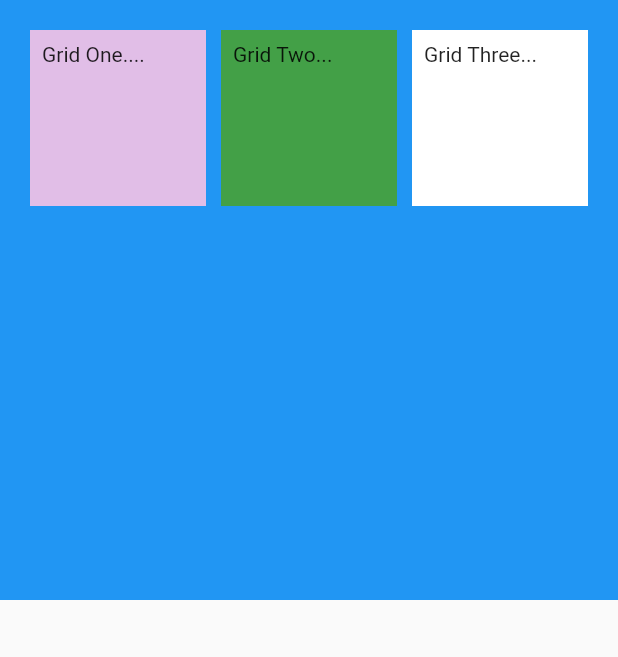
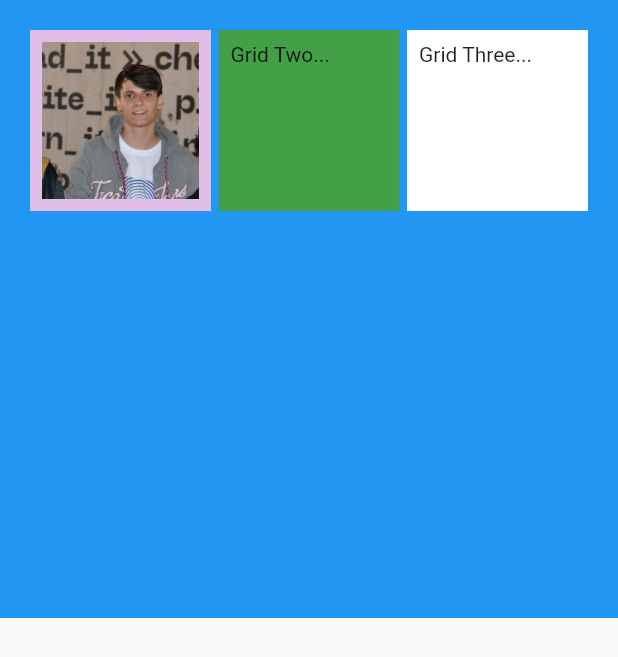
Before and after one commit to gussouzauni/portfolio-flutter-web, a Flutter app: the Portfolio widget shown alone on an empty page, opened directly, on a phone screen of 412 x 824 dp. Shown: the top 657 px of the screen. Run offline on Flutter 3.47's test engine with Material 2 defaults, Android fonts, the phone set to English and light mode, and no system bars; missing offline and left inert: dart:html; network calls fail.

Commit message:
changes layout

```diff
--- a/lib/src/pages/components/portfolio.dart
+++ b/lib/src/pages/components/portfolio.dart
@@ -1,12 +1,10 @@
 import 'package:flutter/material.dart';
-import 'package:flutter_svg/svg.dart';
-import '';
 
 class Portfolio extends StatelessWidget {
   @override
   Widget build(BuildContext context) {
     return Container(
-      height: 400,
+      height: MediaQuery.of(context).size.height / 2.0,
       width: MediaQuery.of(context).size.width,
       color: Colors.blue,
       child: CustomScrollView(
@@ -15,13 +13,15 @@ class Portfolio extends StatelessWidget {
           SliverPadding(
             padding: const EdgeInsets.all(20),
             sliver: SliverGrid.count(
-              crossAxisSpacing: 10,
-              mainAxisSpacing: 10,
+              crossAxisSpacing: 5,
+              mainAxisSpacing: 5,
               crossAxisCount: 3,
               children: <Widget>[
                 Container(
                   padding: const EdgeInsets.all(8),
-                  child: Text('Grid One....'),
+                  width: 100,
+                  height: 100,
+                  child: Image.asset('lib/src/assets/images/myphoto.png'),
                   color: Colors.purple[100],
                 ),
                 Container(
--- a/pubspec.yaml
+++ b/pubspec.yaml
@@ -23,4 +23,6 @@ flutter:
   uses-material-design: true
   assets:
     - lib/src/assets/images/myphoto.png
-    - lib/src/assets/images/background.jpg
+    - lib/src/assets/images/undrawOne.svg
+    - lib/src/assets/images/undrawTwo.svg
+    - lib/src/assets/images/undrawThree.svg
```
Also changed, not shown: lib/src/pages/components/customBar.dart (+4 -12 lines), lib/src/pages/components/resume.dart (+27 -2 lines), 4 other files.
